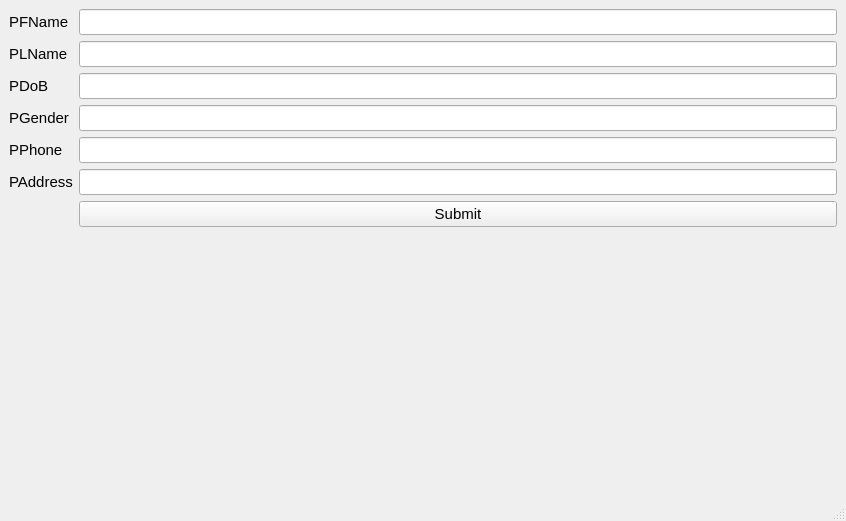
Old version of the form insert.ui in the repository anthonyhungnguyen/redesigned-engine.
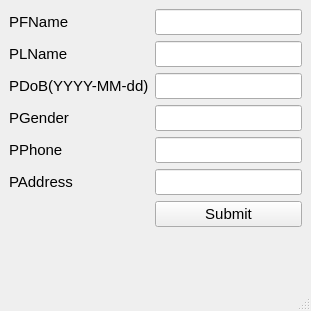
New version of the form.

```diff
--- a/insert.ui
+++ b/insert.ui
@@ -6,8 +6,8 @@
    <rect>
     <x>0</x>
     <y>0</y>
-    <width>846</width>
-    <height>521</height>
+    <width>311</width>
+    <height>311</height>
    </rect>
   </property>
   <property name="windowTitle">
@@ -72,7 +72,7 @@
          </font>
         </property>
         <property name="text">
-         <string>PDoB</string>
+         <string>PDoB(YYYY-MM-dd)</string>
         </property>
        </widget>
       </item>
```
Left out of the diff: 42 changed lines with no effect on the pictures.
